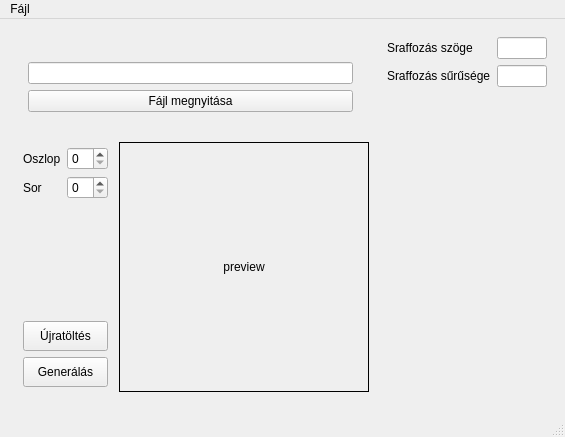
This is ui/res/layout/main.ui in puskapeti/DataMatrixWizard as Qt 5 draws it before an edit. The edited form follows.
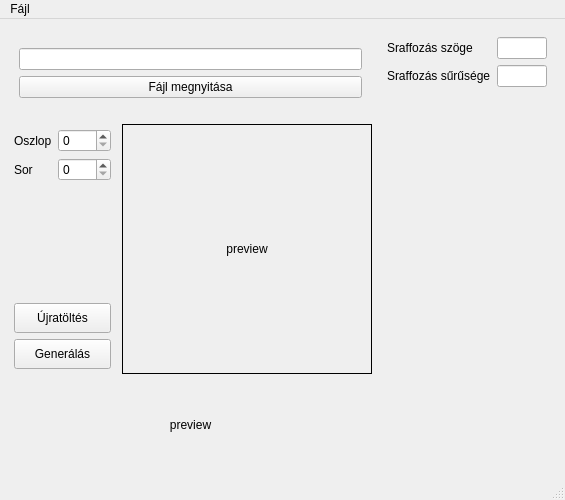
This is the edited form. Icons and pictures are not drawn.

Commit message: Added text preview

What changed in the file:
```diff
--- a/ui/res/layout/main.ui
+++ b/ui/res/layout/main.ui
@@ -7,7 +7,7 @@
     <x>0</x>
     <y>0</y>
     <width>560</width>
-    <height>437</height>
+    <height>500</height>
    </rect>
   </property>
   <property name="sizePolicy">
@@ -19,7 +19,7 @@
   <property name="maximumSize">
    <size>
     <width>560</width>
-    <height>437</height>
+    <height>500</height>
    </size>
   </property>
   <property name="windowTitle">
@@ -33,13 +33,31 @@
    <layout class="QHBoxLayout" name="horizontalLayout">
     <item>
      <widget class="QWidget" name="widget" native="true">
-      <property name="maximumSize">
+      <property name="minimumSize">
        <size>
         <width>363</width>
-        <height>376</height>
+        <height>400</height>
+       </size>
+      </property>
+      <property name="maximumSize">
+       <size>
+        <width>1000</width>
+        <height>1000</height>
        </size>
       </property>
       <layout class="QVBoxLayout" name="verticalLayout_2">
+       <property name="leftMargin">
+        <number>0</number>
+       </property>
+       <property name="topMargin">
+        <number>0</number>
+       </property>
+       <property name="rightMargin">
+        <number>0</number>
+       </property>
+       <property name="bottomMargin">
+        <number>0</number>
+       </property>
        <item>
         <layout class="QVBoxLayout" name="verticalLayout_4">
          <property name="leftMargin">
@@ -68,6 +86,9 @@
        </item>
        <item>
         <layout class="QHBoxLayout" name="horizontalLayout_2">
+         <property name="sizeConstraint">
+          <enum>QLayout::SetDefaultConstraint</enum>
+         </property>
          <item>
           <layout class="QVBoxLayout" name="verticalLayout_3">
            <property name="leftMargin">
@@ -160,12 +181,28 @@
            <property name="alignment">
             <set>Qt::AlignCenter</set>
            </property>
+           <property name="margin">
+            <number>0</number>
+           </property>
           </widget>
          </item>
         </layout>
        </item>
        <item>
-        <layout class="QVBoxLayout" name="verticalLayout"/>
+        <widget class="QLabel" name="label_text_preview">
+         <property name="frameShape">
+          <enum>QFrame::NoFrame</enum>
+         </property>
+         <property name="text">
+          <string>preview</string>
+         </property>
+         <property name="alignment">
+          <set>Qt::AlignCenter</set>
+         </property>
+         <property name="margin">
+          <number>5</number>
+         </property>
+        </widget>
        </item>
       </layout>
      </widget>
```
The commit also changes 2 other files.
